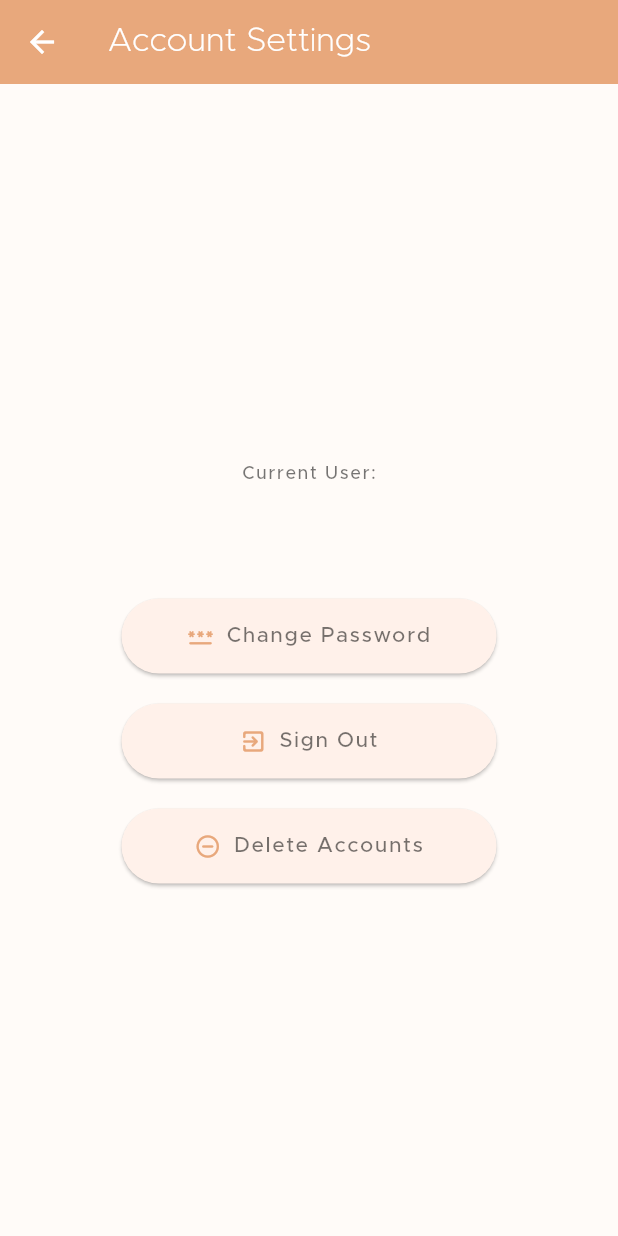
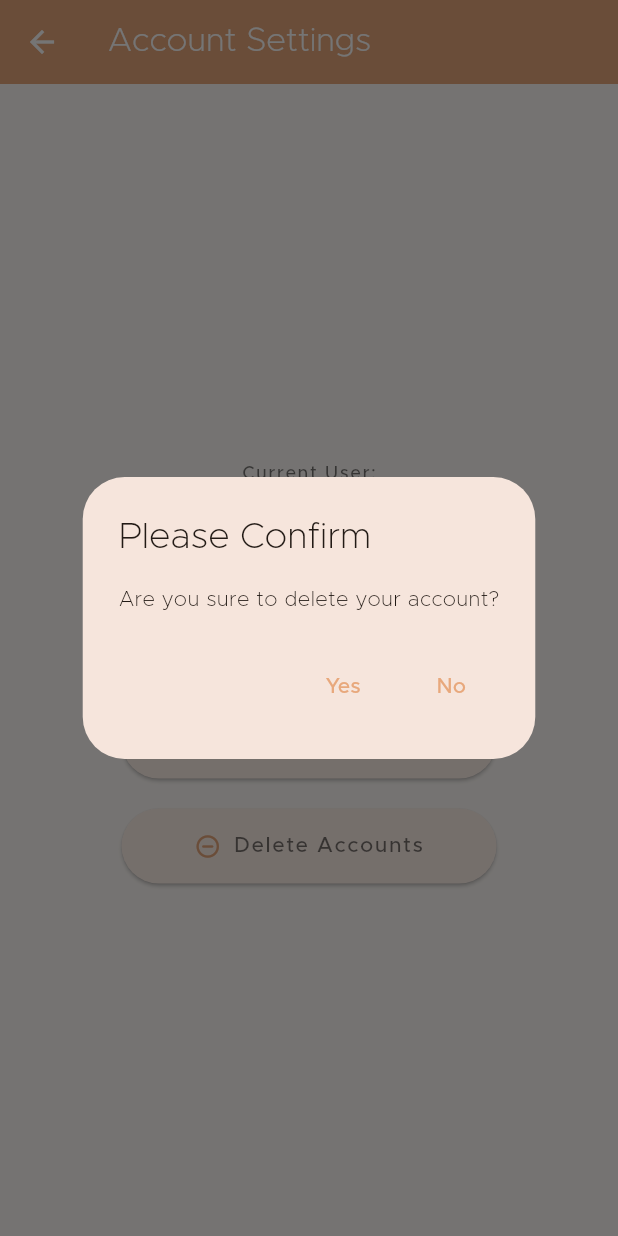
Before and after one commit to BatteryScentedCandle/Watchmans_Gazette, a Flutter app: the UserProfilePage screen opened directly, after a tap on "Delete Accounts", on a phone screen of 412 x 824 dp. Run offline on Flutter 3.47's test engine with Material 3 defaults, Android fonts, the phone set to English and light mode, and no system bars; our stand-ins replace cloud_firestore, firebase_auth, firebase_core; accounts and stored records are empty.

Commit message:
added delete account confirmation to user profile page

```diff
--- a/lib/screens/user_profile_page.dart
+++ b/lib/screens/user_profile_page.dart
@@ -97,12 +97,7 @@ class _UserProfilePage extends State<UserProfilePage> {
             height: 50,
             child: ElevatedButton(
               onPressed: () async {
-                await user!
-                    .delete(); //TODO: add confirmation before proceeding with deletion
-                Navigator.pushReplacement(
-                  context,
-                  MaterialPageRoute(builder: (context) => LandingPage()),
-                );
+                _deleteAccountConfirmation(context);
               },
               child: Row(
                 mainAxisSize: MainAxisSize.min,
@@ -271,3 +266,35 @@ Future<void> _changePassword(
         );
       });
 }
+
+Future<void> _deleteAccountConfirmation(BuildContext context) async {
+  User? user = await FirebaseAuth.instance.currentUser;
+  showDialog(
+      context: context,
+      builder: (BuildContext ctx) {
+        return AlertDialog(
+          title: const Text('Please Confirm'),
+          content: const Text('Are you sure to delete your account?'),
+          actions: [
+            // The "Yes" button
+            TextButton(
+                onPressed: () async {
+                  await user!
+                      .delete();
+                  Navigator.of(context).pop();
+                  Navigator.pushReplacement(
+                    context,
+                    MaterialPageRoute(builder: (context) => LandingPage()),
+                  );
+                  },
+                child: const Text('Yes')),
+            TextButton(
+                onPressed: () {
+                  // Close the dialog
+                  Navigator.of(context).pop();
+                },
+                child: const Text('No'))
+          ],
+        );
+      });
+}
```
